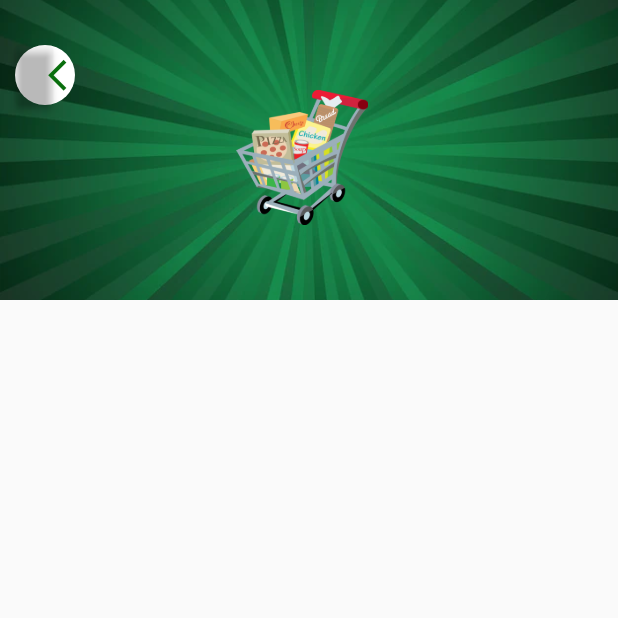
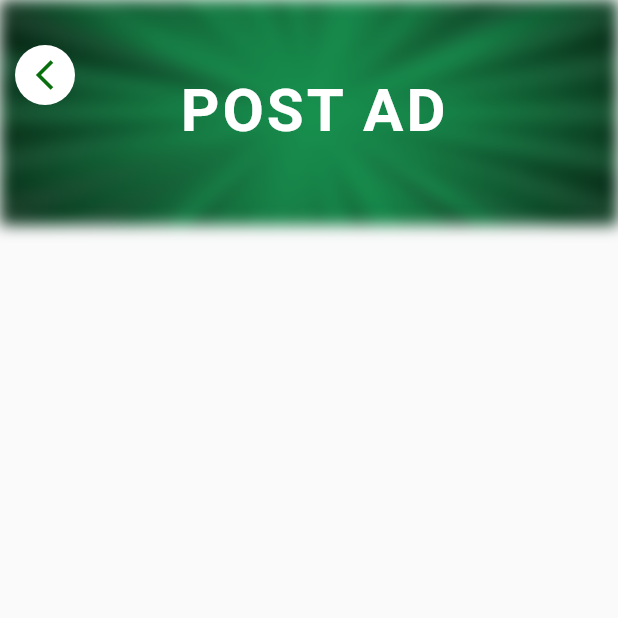
Before and after one commit to IamShahabAlam/Online-Store, a Flutter app: the Post_Product screen opened directly, on a phone screen of 412 x 824 dp, the top half of it. Run offline on Flutter 3.47's test engine with Material 2 defaults, Android fonts, the light colour scheme and no system bars; our stand-ins replace animated_splash_screen, carousel_slider, cloud_firestore, curved_navigation_bar, firebase_auth, firebase_core and 3 more; missing offline and left inert: clippy_flutter, comment_box, favorite_button, pimp_my_button; accounts and stored records are empty.

Commit message:
Initial Commit

```diff
--- a/lib/screens/post_product.dart
+++ b/lib/screens/post_product.dart
@@ -1,6 +1,8 @@
 import 'package:appUp_one/components/constants.dart';
 import 'package:clippy_flutter/buttcheek.dart';
+import 'package:flutter/cupertino.dart';
 import 'package:flutter/material.dart';
+import 'dart:ui';
 
 class Post_Product extends StatelessWidget {
 
@@ -17,38 +19,48 @@ class Post_Product extends StatelessWidget {
           Stack(
             children: [
               ButtCheek(
-                height: 30,
-                child: Image.asset("assets/cover.jpg",
-                  height: 200,
-                  width: double.infinity,
-                  fit: BoxFit.cover,),
+                height: 25,
+                child: ImageFiltered(
+                  imageFilter: ImageFilter.blur(sigmaY: 5.0 ,sigmaX: 5.0),
+                  child: Container(
+                    decoration: BoxDecoration(
+                      color: Colors.black.withOpacity(0.1),
+                    ),
+                    child: Image.asset("assets/cover.jpg",
+                      height: 150,
+                      width: double.infinity,
+                      fit: BoxFit.cover,),
+                  ),
+                ),
               ),
 
-              Positioned( top: 60, left: _w*0.38 ,
-                  child: Container( height: 90.0, width: 90.0,
-                      child: Image.asset("assets/logo.png" , fit: BoxFit.contain,))),
+              Positioned( top: 50, left: _w*0.29 ,
+                  child: Container( height: 90.0, width: 200.0,
+                      child: Text("POST AD" , style: TextStyle(color: Colors.white, fontWeight: FontWeight.bold , fontSize: 40.0, letterSpacing: 2.0),))),
 
               Positioned( top: 30.0 , left: 10.0,
                 child: Container(height: 40, width: 40,
-                  padding: EdgeInsets.only(right: 15.0),
+                  alignment: Alignment.center,
                   decoration: BoxDecoration(
                     color: Colors.white,
                     shape: BoxShape.circle,
 
+
                   ),
-                  child: ElevatedButton(
-                      style: ElevatedButton.styleFrom(
+                  child: TextButton(
+                      style: TextButton.styleFrom(
                           primary: Colors.transparent,
-                          // shape: CircleBorder()
+                          elevation: 0,
                       ),
-                      onPressed: (){},
-                      child: Icon(Icons.arrow_back_ios_outlined, size: 25.0, color: kBMRactiveCardColor,)),
+                      onPressed: (){Navigator.pop(context);},
+                      child: Icon(Icons.arrow_back_ios_outlined, color: kBMRactiveCardColor,)),
                 ),
               ),
             ],
           ),
+// =============================================================================================
 
-// =============================================================================================
+
 
         ],
       ),
```
